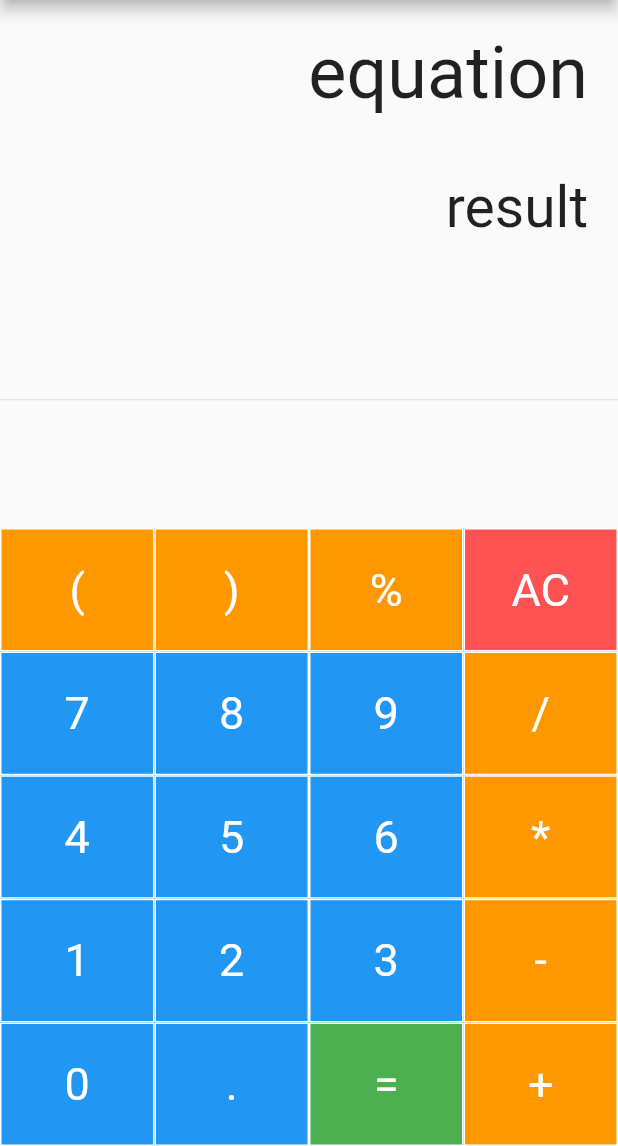
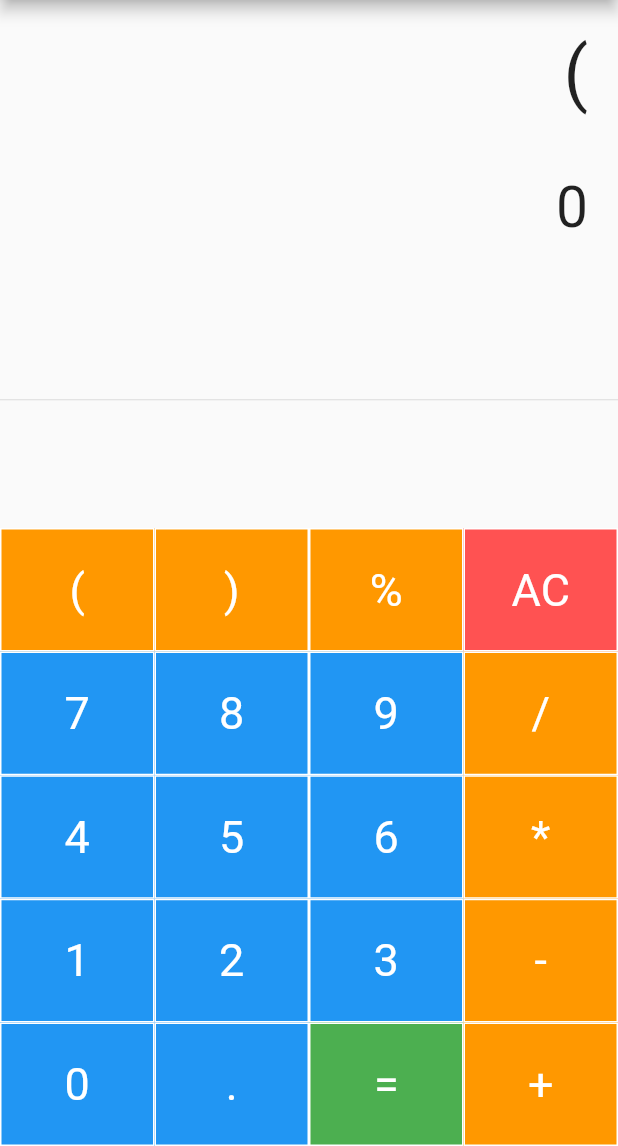
Before and after one commit to kruziikinc/KruziikInterviewChallenge, a Flutter app: the screen it shows after launch, after a tap on an icon or button, on a phone screen of 412 x 824 dp, the part 90-1236 px from its top. Run offline on Flutter 3.47's test engine with Material 2 defaults, Android fonts, the phone set to English and light mode, and no system bars; our stand-ins replace math_expressions.

Commit message:
Final commit -- challenge submission

```diff
--- a/lib/nav/appbar.dart
+++ b/lib/nav/appbar.dart
@@ -1,3 +1,4 @@
+import 'package:calc_challenge/screens/history.dart';
 import 'package:flutter/material.dart';
 
 class CustomNav extends StatelessWidget with PreferredSizeWidget {
@@ -14,9 +15,15 @@ class CustomNav extends StatelessWidget with PreferredSizeWidget {
         actions: [
           Padding(
             padding: const EdgeInsets.only(right: 25.0),
-            child: Icon(
-              Icons.history,
-              size: 30,
+            child: GestureDetector(
+              onTap: () {
+                Navigator.push(context,
+                    MaterialPageRoute(builder: (context) => history()));
+              },
+              child: Icon(
+                Icons.history,
+                size: 30,
+              ),
             ),
           )
         ],
--- a/lib/screens/home.dart
+++ b/lib/screens/home.dart
@@ -1,5 +1,6 @@
 import 'package:calc_challenge/nav/appbar.dart';
 import 'package:flutter/material.dart';
+import 'package:math_expressions/math_expressions.dart';
 
 class Home extends StatefulWidget {
   @override
@@ -7,6 +8,49 @@ class Home extends StatefulWidget {
 }
 
 class _HomeState extends State<Home> {
+  String equation = "0";
+  String result = "0";
+  String expression = "";
+  double equFontsize = 38.0;
+  double resultFontsize = 48.0;
+
+  buttonPressed(String buttonText) {
+    setState(() {
+      if (buttonText == "AC") {
+        equation = "0";
+        result = "0";
+        equFontsize = 38.0;
+        resultFontsize = 48.0;
+      } else if (buttonText == "=") {
+        equFontsize = 38.0;
+        resultFontsize = 48.0;
+
+        expression = equation;
+        expression = expression.replaceAll('*', '*');
+        expression = expression.replaceAll('/', '/');
+        expression = expression.replaceAll('%', '/100');
+
+        try {
+          Parser p = Parser();
+          Expression exp = p.parse(expression);
+
+          ContextModel cm = ContextModel();
+          result = '${exp.evaluate(EvaluationType.REAL, cm)}';
+        } catch (e) {
+          result = "Error";
+        }
+      } else {
+        equFontsize = 48.0;
+        resultFontsize = 38.0;
+        if (equation == "0") {
+          equation = buttonText;
+        } else {
+          equation = equation + buttonText;
+        }
+      }
+    });
+  }
+
   Widget buildButton(
       String buttonText, double buttonHeight, Color buttonColor) {
     return Container(
@@ -21,8 +65,8 @@ class _HomeState extends State<Home> {
               width: 1,
             )),
         padding: EdgeInsets.all(16.0),
-        onPressed: () {},
-        // onPressed: () => buttonPressed(buttonText),
+        // onPressed: () {},
+        onPressed: () => buttonPressed(buttonText),
         child: Text(
           buttonText,
           style: TextStyle(
@@ -45,18 +89,16 @@ class _HomeState extends State<Home> {
             alignment: Alignment.centerRight,
             padding: EdgeInsets.fromLTRB(10, 20, 20, 20),
             child: Text(
-              "equation",
-              style: TextStyle(fontSize: 48.0),
-              // style: TextStyle(fontSize: equationFontSize),
+              equation,
+              style: TextStyle(fontSize: equFontsize),
             ),
           ),
           Container(
             alignment: Alignment.centerRight,
             padding: EdgeInsets.fromLTRB(10, 20, 20, 20),
             child: Text(
-              "result",
-              style: TextStyle(fontSize: 38.0),
-              // style: TextStyle(fontSize: resultFontSize),
+              result,
+              style: TextStyle(fontSize: resultFontsize),
             ),
           ),
           Expanded(
--- a/pubspec.yaml
+++ b/pubspec.yaml
@@ -28,6 +28,8 @@ dependencies:
   # The following adds the Cupertino Icons font to your application.
   # Use with the CupertinoIcons class for iOS style icons.
   cupertino_icons: ^1.0.1
+  math_expressions: ^2.0.2
+
 
 dev_dependencies:
   flutter_test:
```
Also changed, not shown: lib/screens/history.dart (added, +32 -0 lines), pubspec.lock.
